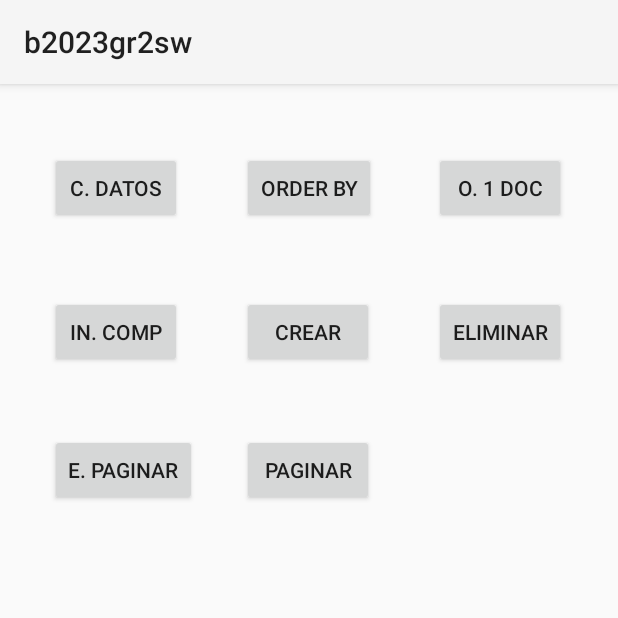
After one commit to EPN-2023B-Moviles-GR2SW/mov-gr2sw-montalvo-paz-emily-gabriela, an Android app built with Jetpack Compose: the IFireStore screen opened directly, with no data from a screen before it, on a phone screen of 412 x 824 dp, the top half of it. The commit adds this screen. Run offline under Robolectric (Android 15) with nearby library versions, the phone set to English and light mode, and no system bars; our stand-ins replace Firebase (no records; nobody signed in at launch, a user with empty details on screens opened directly).

Commit message:
add FireStore structure

```diff
--- a/02-Android/app/src/main/AndroidManifest.xml
+++ b/02-Android/app/src/main/AndroidManifest.xml
@@ -15,6 +15,12 @@
         android:supportsRtl="true"
         android:theme="@style/Theme.AppCompat.Light"
         tools:targetApi="31">
+        <activity
+            android:name=".ICities"
+            android:exported="false" />
+        <activity
+            android:name=".IFireStore"
+            android:exported="false" />
         <activity
             android:name=".HFireBaseUIAuth"
             android:exported="false" />
--- a/02-Android/app/src/main/java/com/example/b2023gr2sw/MainActivity.kt
+++ b/02-Android/app/src/main/java/com/example/b2023gr2sw/MainActivity.kt
@@ -111,6 +111,11 @@ class MainActivity : AppCompatActivity() {
         botonFirebaseUI.setOnClickListener{
             irActividad(HFireBaseUIAuth:: class.java)
         }
+
+        val botonFirestore = findViewById<Button>(R.id.btn_intent_firestore)
+        botonFirestore.setOnClickListener {
+            irActividad(IFireStore::class.java)
+        }
     }
 
     fun abrirActividadConParametros(clase: Class<*>) {
--- /dev/null
+++ b/02-Android/app/src/main/res/layout/activity_ifire_store.xml
@@ -0,0 +1,108 @@
+<?xml version="1.0" encoding="utf-8"?>
+<androidx.constraintlayout.widget.ConstraintLayout xmlns:android="http://schemas.android.com/apk/res/android"
+    xmlns:app="http://schemas.android.com/apk/res-auto"
+    xmlns:tools="http://schemas.android.com/tools"
+    android:layout_width="match_parent"
+    android:layout_height="match_parent"
+    tools:context=".IFireStore">
+
+    <Button
+        android:id="@+id/btn_fs_crear"
+        android:layout_width="wrap_content"
+        android:layout_height="wrap_content"
+        android:text="Crear"
+        app:layout_constraintBottom_toBottomOf="parent"
+        app:layout_constraintEnd_toEndOf="parent"
+        app:layout_constraintHorizontal_bias="0.498"
+        app:layout_constraintStart_toStartOf="parent"
+        app:layout_constraintTop_toTopOf="parent"
+        app:layout_constraintVertical_bias="0.196" />
+
+    <Button
+        android:id="@+id/btn_fs_datos_prueba"
+        android:layout_width="wrap_content"
+        android:layout_height="wrap_content"
+        android:layout_marginBottom="48dp"
+        android:text="C. Datos"
+        app:layout_constraintBottom_toTopOf="@+id/btn_fs_ind_comp"
+        app:layout_constraintEnd_toEndOf="@+id/btn_fs_ind_comp"
+        app:layout_constraintHorizontal_bias="0.0"
+        app:layout_constraintStart_toStartOf="@+id/btn_fs_ind_comp" />
+
+    <Button
+        android:id="@+id/btn_fs_ind_comp"
+        android:layout_width="wrap_content"
+        android:layout_height="wrap_content"
+        android:layout_marginEnd="40dp"
+        android:text="In. comp"
+        app:layout_constraintBottom_toBottomOf="@+id/btn_fs_crear"
+        app:layout_constraintEnd_toStartOf="@+id/btn_fs_crear"
+        app:layout_constraintTop_toTopOf="@+id/btn_fs_crear"
+        app:layout_constraintVertical_bias="0.0" />
+
+    <Button
+        android:id="@+id/btn_fs_odoc"
+        android:layout_width="wrap_content"
+        android:layout_height="wrap_content"
+        android:layout_marginBottom="48dp"
+        android:text="O. 1 doc"
+        app:layout_constraintBottom_toTopOf="@+id/btn_fs_eliminar"
+        app:layout_constraintEnd_toEndOf="@+id/btn_fs_eliminar"
+        app:layout_constraintHorizontal_bias="0.0"
+        app:layout_constraintStart_toStartOf="@+id/btn_fs_eliminar" />
+
+    <Button
+        android:id="@+id/btn_fs_paginar"
+        android:layout_width="wrap_content"
+        android:layout_height="wrap_content"
+        android:layout_marginTop="44dp"
+        android:text="Paginar"
+        app:layout_constraintEnd_toEndOf="@+id/btn_fs_crear"
+        app:layout_constraintHorizontal_bias="0.0"
+        app:layout_constraintStart_toStartOf="@+id/btn_fs_crear"
+        app:layout_constraintTop_toBottomOf="@+id/btn_fs_crear" />
+
+    <Button
+        android:id="@+id/btn_fs_epaginar"
+        android:layout_width="wrap_content"
+        android:layout_height="wrap_content"
+        android:layout_marginTop="44dp"
+        android:text="E. paginar"
+        app:layout_constraintEnd_toEndOf="@+id/btn_fs_ind_comp"
+        app:layout_constraintHorizontal_bias="0.0"
+        app:layout_constraintStart_toStartOf="@+id/btn_fs_ind_comp"
+        app:layout_constraintTop_toBottomOf="@+id/btn_fs_ind_comp" />
+
+    <Button
+        android:id="@+id/btn_fs_order_by"
+        android:layout_width="wrap_content"
+        android:layout_height="wrap_content"
+        android:layout_marginBottom="48dp"
+        android:text="Order by"
+        app:layout_constraintBottom_toTopOf="@+id/btn_fs_crear"
+        app:layout_constraintEnd_toEndOf="@+id/btn_fs_crear"
+        app:layout_constraintHorizontal_bias="0.0"
+        app:layout_constraintStart_toStartOf="@+id/btn_fs_crear" />
+
+    <Button
+        android:id="@+id/btn_fs_eliminar"
+        android:layout_width="wrap_content"
+        android:layout_height="wrap_content"
+        android:layout_marginStart="40dp"
+        android:text="Eliminar"
+        app:layout_constraintBottom_toBottomOf="@+id/btn_fs_crear"
+        app:layout_constraintStart_toEndOf="@+id/btn_fs_crear"
+        app:layout_constraintTop_toTopOf="@+id/btn_fs_crear"
+        app:layout_constraintVertical_bias="0.0" />
+
+    <ListView
+        android:id="@+id/lv_firestore"
+        android:layout_width="319dp"
+        android:layout_height="394dp"
+        android:layout_marginTop="20dp"
+        app:layout_constraintEnd_toEndOf="@+id/btn_fs_paginar"
+        app:layout_constraintHorizontal_bias="0.497"
+        app:layout_constraintStart_toStartOf="@+id/btn_fs_paginar"
+        app:layout_constraintTop_toBottomOf="@+id/btn_fs_paginar" />
+
+</androidx.constraintlayout.widget.ConstraintLayout>
```
Also changed, not shown: 02-Android/app/src/main/java/com/example/b2023gr2sw/ICities.kt (added, +17 -0 lines), 02-Android/app/src/main/java/com/example/b2023gr2sw/IFireStore.kt (added, +177 -0 lines), 02-Android/app/src/main/res/layout/activity_icities.xml (added, +9 -0 lines), 02-Android/app/src/main/res/layout/activity_main.xml (+10 -0 lines).
